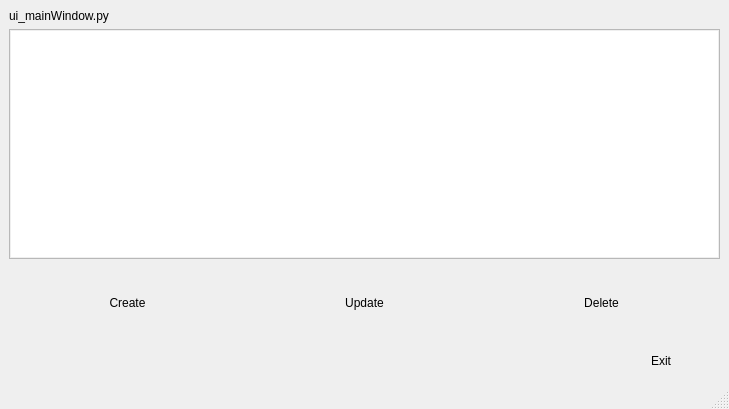
This is mainWindow.ui in jolders/netnode as Qt 5 draws it before an edit. The edited form follows.
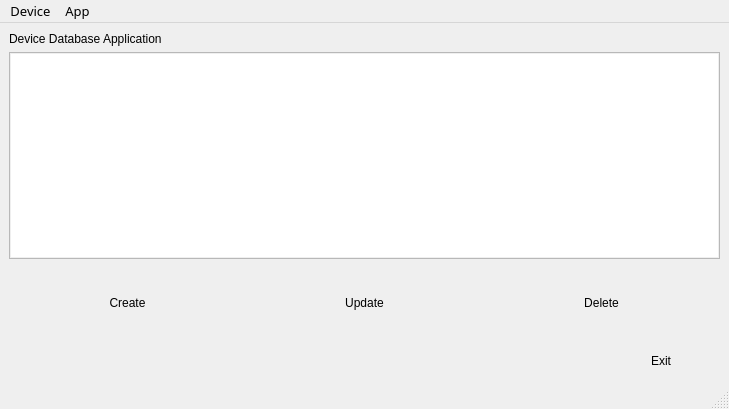
This is the edited form. Icons and pictures are not drawn.

Commit message:
Update to styles and App Menu
Development of icons and QMenu, QMenuBar, CSS

```diff
--- a/mainWindow.ui
+++ b/mainWindow.ui
@@ -10,6 +10,12 @@
     <height>409</height>
    </rect>
   </property>
+  <property name="font">
+   <font>
+    <family>Noto Sans</family>
+    <pointsize>12</pointsize>
+   </font>
+  </property>
   <property name="windowTitle">
    <string>MainWindow</string>
   </property>
@@ -110,7 +116,7 @@
     <item>
      <widget class="QLabel" name="lbl_title">
       <property name="text">
-       <string>ui_mainWindow.py</string>
+       <string>Device Database Application</string>
       </property>
      </widget>
     </item>
@@ -214,9 +220,45 @@
      <x>0</x>
      <y>0</y>
      <width>729</width>
-     <height>18</height>
+     <height>23</height>
     </rect>
    </property>
+   <property name="font">
+    <font>
+     <family>Noto Sans</family>
+     <pointsize>10</pointsize>
+    </font>
+   </property>
+   <widget class="QMenu" name="menuDevice">
+    <property name="font">
+     <font>
+      <family>Noto Sans</family>
+      <pointsize>10</pointsize>
+     </font>
+    </property>
+    <property name="title">
+     <string>Device</string>
+    </property>
+    <addaction name="actionCreate"/>
+    <addaction name="actionUpdate"/>
+    <addaction name="actionDelete"/>
+    <addaction name="separator"/>
+    <addaction name="actionExit"/>
+   </widget>
+   <widget class="QMenu" name="menuApp">
+    <property name="font">
+     <font>
+      <family>Noto Sans</family>
+      <pointsize>10</pointsize>
+     </font>
+    </property>
+    <property name="title">
+     <string>App</string>
+    </property>
+    <addaction name="actionAbout"/>
+   </widget>
+   <addaction name="menuDevice"/>
+   <addaction name="menuApp"/>
   </widget>
   <widget class="QStatusBar" name="statusbar"/>
  </widget>
```
Left out of the diff: 126 changed lines with no effect on the pictures. The commit also changes 9 other files.
